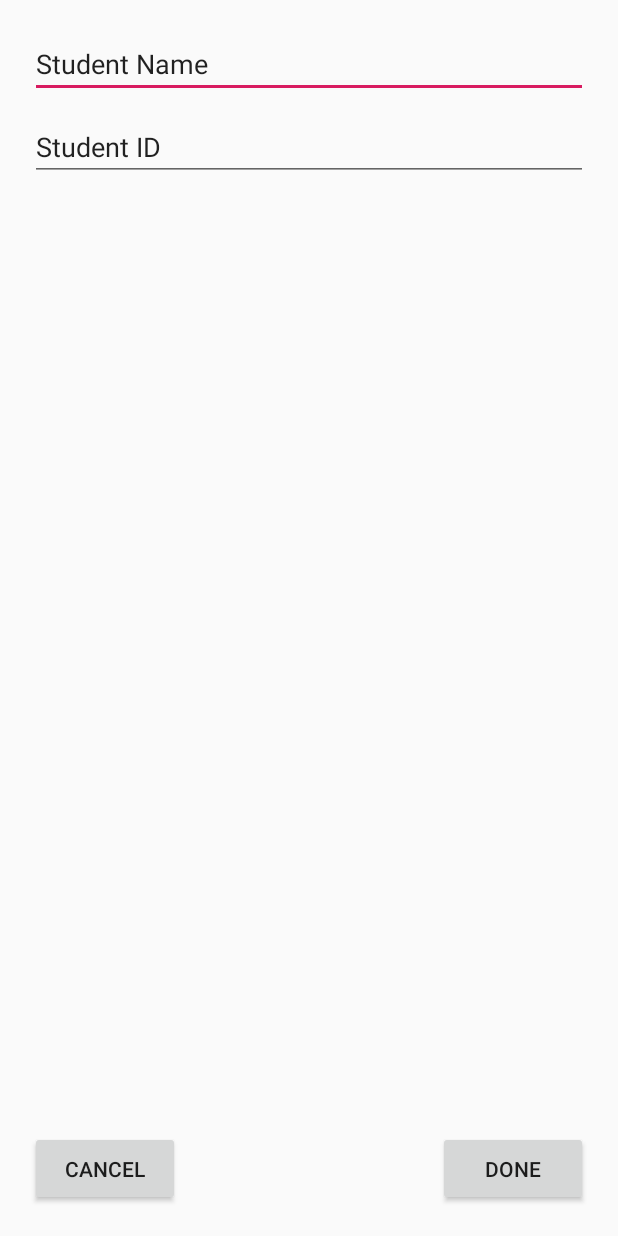
After one commit to lharrison1313/NFC_Attendance_App, an Android app: the AddStudentsActivity screen opened directly, with no data from a screen before it, on a phone screen of 412 x 824 dp. The commit adds this screen. Run offline under Robolectric (Android 15) with nearby library versions, the phone set to English and light mode, and no system bars.

Commit message:
added on click listeners to button for student

```diff
--- a/app/src/main/AndroidManifest.xml
+++ b/app/src/main/AndroidManifest.xml
@@ -16,6 +16,9 @@
                 <category android:name="android.intent.category.LAUNCHER" />
             </intent-filter>
         </activity>
+        <activity android:name=".AddStudentsActivity">
+
+        </activity>
     </application>
 
 </manifest>
--- /dev/null
+++ b/app/src/main/java/com/nyit/attendanceapp/AddStudentsActivity.java
@@ -0,0 +1,30 @@
+package com.nyit.attendanceapp;
+
+import android.app.Activity;
+import android.os.Bundle;
+import android.view.View;
+
+import androidx.annotation.Nullable;
+import androidx.appcompat.widget.AppCompatButton;
+
+public class AddStudentsActivity extends Activity {
+    @Override
+    protected void onCreate(@Nullable Bundle savedInstanceState) {
+        super.onCreate(savedInstanceState);
+        setContentView(R.layout.create_student_dialog);
+        configureBackButton();
+    }
+
+    private void configureBackButton(){
+        AppCompatButton acb = findViewById(R.id.cancelStudents);
+        acb.setOnClickListener(new View.OnClickListener() {
+            @Override
+            public void onClick(View v) {
+                finish();
+            }
+        });
+    }
+
+
+
+}
--- a/app/src/main/java/com/nyit/attendanceapp/ClasssesFragement.java
+++ b/app/src/main/java/com/nyit/attendanceapp/ClasssesFragement.java
@@ -1,5 +1,6 @@
 package com.nyit.attendanceapp;
 
+import android.content.Intent;
 import android.os.Bundle;
 import android.view.LayoutInflater;
 import android.view.View;
@@ -9,7 +10,11 @@ import androidx.annotation.NonNull;
 import androidx.annotation.Nullable;
 import androidx.fragment.app.Fragment;
 
+import com.google.android.material.floatingactionbutton.FloatingActionButton;
+
 public class ClasssesFragement extends Fragment {
+
+
     @Nullable
     @Override
     public View onCreateView(@NonNull LayoutInflater inflater, @Nullable ViewGroup container, @Nullable Bundle savedInstanceState) {
--- a/app/src/main/java/com/nyit/attendanceapp/MainActivity.java
+++ b/app/src/main/java/com/nyit/attendanceapp/MainActivity.java
@@ -3,11 +3,15 @@ package com.nyit.attendanceapp;
 import androidx.annotation.NonNull;
 import androidx.appcompat.app.AppCompatActivity;
 import androidx.fragment.app.Fragment;
+import androidx.fragment.app.FragmentManager;
 
+import android.content.Intent;
 import android.os.Bundle;
 import android.view.MenuItem;
+import android.view.View;
 
 import com.google.android.material.bottomnavigation.BottomNavigationView;
+import com.google.android.material.floatingactionbutton.FloatingActionButton;
 
 public class MainActivity extends AppCompatActivity {
 
@@ -17,6 +21,7 @@ public class MainActivity extends AppCompatActivity {
         setContentView(R.layout.activity_main);
         BottomNavigationView bottomNav = findViewById(R.id.bottom_navigation);
         bottomNav.setOnNavigationItemSelectedListener(navListener);
+
 
     }
 
--- a/app/src/main/res/layout/create_class_dialog.xml
+++ b/app/src/main/res/layout/create_class_dialog.xml
@@ -59,8 +59,4 @@
 
         />
 
-
-
-
-
 </RelativeLayout>
--- a/app/src/main/res/layout/create_student_dialog.xml
+++ b/app/src/main/res/layout/create_student_dialog.xml
@@ -22,7 +22,7 @@
         android:layout_marginTop="10dp"
         />
     <androidx.appcompat.widget.AppCompatButton
-        android:id="@+id/done"
+        android:id="@+id/doneStudents"
         android:layout_width="100dp"
         android:layout_height="50dp"
         android:layout_alignParentBottom="true"
@@ -30,7 +30,7 @@
         android:text="done"
         />
     <androidx.appcompat.widget.AppCompatButton
-        android:id="@+id/cancel"
+        android:id="@+id/cancelStudents"
         android:layout_width="100dp"
         android:layout_height="50dp"
         android:layout_alignParentBottom="true"
--- a/app/src/main/res/layout/create_timesheet_dialog.xml
+++ b/app/src/main/res/layout/create_timesheet_dialog.xml
@@ -3,7 +3,6 @@
     android:layout_width="match_parent" android:layout_height="match_parent"
     android:padding="20dp"
     >
-
     <TextView
         android:id="@+id/text1"
         android:layout_width="wrap_content"
@@ -78,7 +77,4 @@
         android:layout_alignParentLeft="true"
         android:text="cancel"
         />
-
-
-
 </RelativeLayout>
--- a/app/src/main/res/layout/fragment_classes.xml
+++ b/app/src/main/res/layout/fragment_classes.xml
@@ -13,7 +13,7 @@
         />
 
     <com.google.android.material.floatingactionbutton.FloatingActionButton
-        android:id="@+id/floatingActionButton"
+        android:id="@+id/floatingActionButtonClasses"
         android:layout_width="wrap_content"
         android:layout_height="wrap_content"
         android:clickable="true"
--- a/app/src/main/res/layout/fragment_sheets.xml
+++ b/app/src/main/res/layout/fragment_sheets.xml
@@ -12,7 +12,7 @@
         />
 
     <com.google.android.material.floatingactionbutton.FloatingActionButton
-        android:id="@+id/floatingActionButton"
+        android:id="@+id/floatingActionButtonSheets"
         android:layout_width="wrap_content"
         android:layout_height="wrap_content"
         android:clickable="true"
--- a/app/src/main/res/layout/fragment_students.xml
+++ b/app/src/main/res/layout/fragment_students.xml
@@ -13,7 +13,7 @@
         />
 
     <com.google.android.material.floatingactionbutton.FloatingActionButton
-        android:id="@+id/floatingActionButton"
+        android:id="@+id/floatingActionButtonStudents"
         android:layout_width="wrap_content"
         android:layout_height="wrap_content"
         android:clickable="true"
```
Also changed, not shown: app/src/main/java/com/nyit/attendanceapp/StudentsFragement.java (+17 -1 lines).
